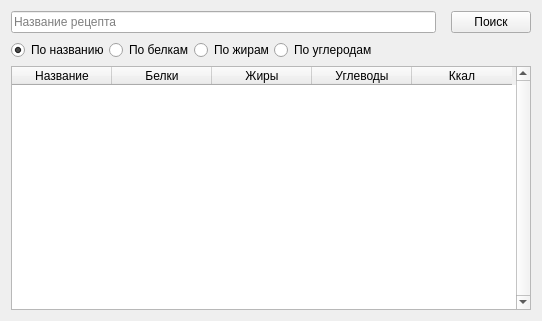
Galoev/nutritionist-helper, file project/forms/Recipe_seach.ui: the form before one commit.
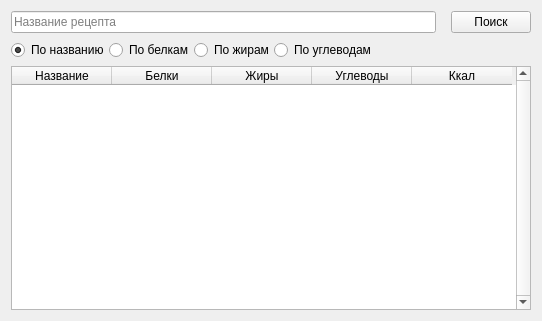
The form after the commit.

Commit message: Были исправлены названия форм Убраны валидаторы, чтобы можно было написать любое название Исправлено слов "По углеродам" на "По углеводам" в формах поиска Исправлена начальная форма поска в форме поиска Активности, вместо поиска по диапазону, по умолчанию теперь поиск по названию Добавлена логика незватающия для формы редактирования Рецептов, также форма рецептов дублирует/перенаправляет сигнлы от формы поиска продуктов

Diff of the .ui file:
```diff
--- a/project/forms/Recipe_seach.ui
+++ b/project/forms/Recipe_seach.ui
@@ -136,7 +136,7 @@
      <item>
       <widget class="QRadioButton" name="radioButton_carbohydratesSearch">
        <property name="text">
-        <string>По углеродам</string>
+        <string>По углеводам</string>
        </property>
       </widget>
      </item>
```
Left out of the diff: 2 changed lines with no effect on the pictures. The commit also changes 17 other files.
